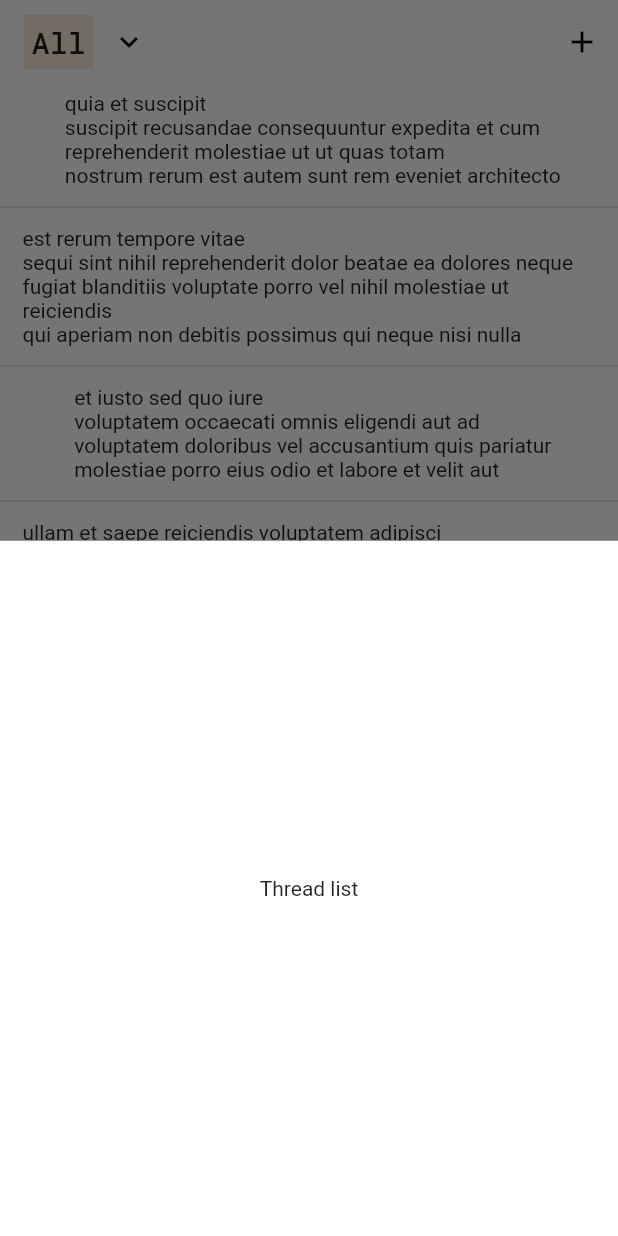
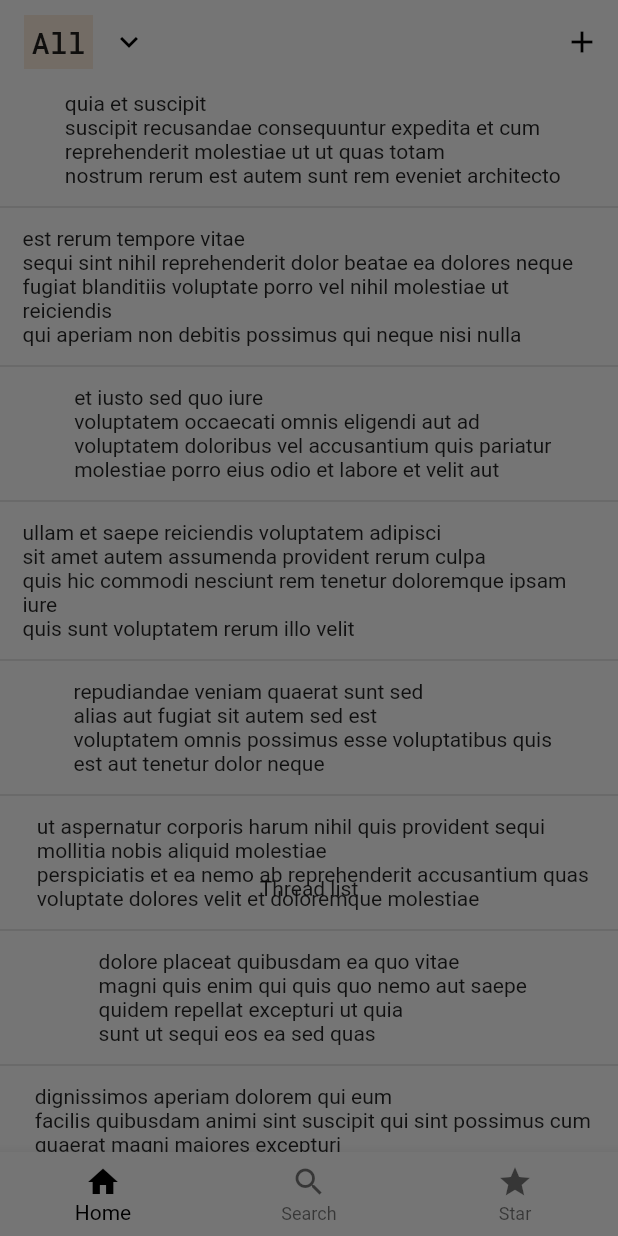
Before and after one commit to edward-jo/mono_story, a Flutter app: the screen it shows after launch, after a tap on the "keyboard arrow down" icon, on a phone screen of 412 x 824 dp. Run offline on Flutter 3.47's test engine with Material 2 defaults, Android fonts, the phone set to English and light mode, and no system bars; our stand-ins replace google_fonts.

Commit message:
Update bottom sheet theme - Set background color to transparency

```diff
--- a/lib/ui/theme/themes.dart
+++ b/lib/ui/theme/themes.dart
@@ -19,6 +19,11 @@ final ThemeData appTheme = ThemeData(
     selectedItemColor: Colors.black,
   ),
 
+  /// -- BOTTOM SHEET --
+  bottomSheetTheme: const BottomSheetThemeData().copyWith(
+    backgroundColor: Colors.transparent,
+  ),
+
   /// -- SCAFFOLD --
   /// scaffoldBackgroundColor: When null, default value is canvasColor.
 
```
